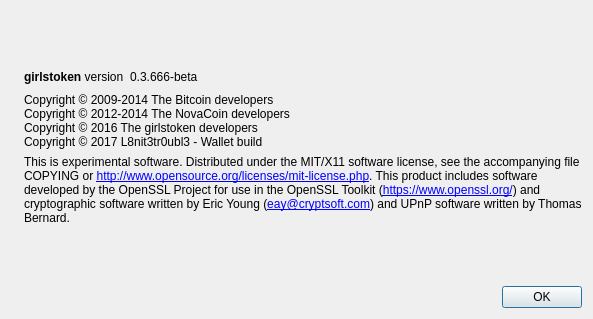
Before: the Qt Designer form src/qt/forms/aboutdialog.ui in cryptolog/GirlsToken-2.0, drawn with Qt 5.
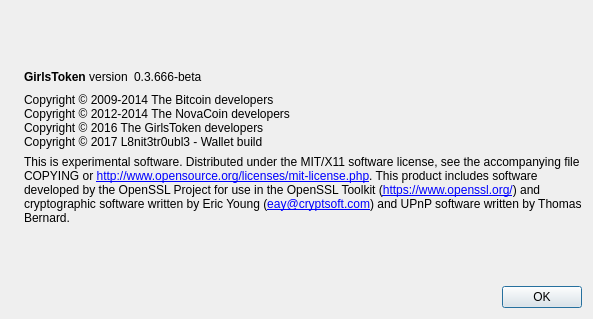
After: the same form once the commit is applied. Icons and pictures are not drawn.

```diff
--- a/src/qt/forms/aboutdialog.ui
+++ b/src/qt/forms/aboutdialog.ui
@@ -50,7 +50,7 @@
           <cursorShape>IBeamCursor</cursorShape>
          </property>
          <property name="text">
-          <string>&lt;b&gt;girlstoken&lt;/b&gt; version</string>
+          <string>&lt;b&gt;GirlsToken&lt;/b&gt; version</string>
          </property>
          <property name="textInteractionFlags">
           <set>Qt::LinksAccessibleByMouse|Qt::TextSelectableByKeyboard|Qt::TextSelectableByMouse</set>
@@ -93,7 +93,7 @@
        <property name="text">
         <string>Copyright © 2009-2014 The Bitcoin developers
 Copyright © 2012-2014 The NovaCoin developers
-Copyright © 2016 The girlstoken developers
+Copyright © 2016 The GirlsToken developers
 Copyright © 2017 L8nit3tr0ubl3 - Wallet build</string>
        </property>
        <property name="textInteractionFlags">
```
Left out of the diff: 2 changed lines with no effect on the pictures.
